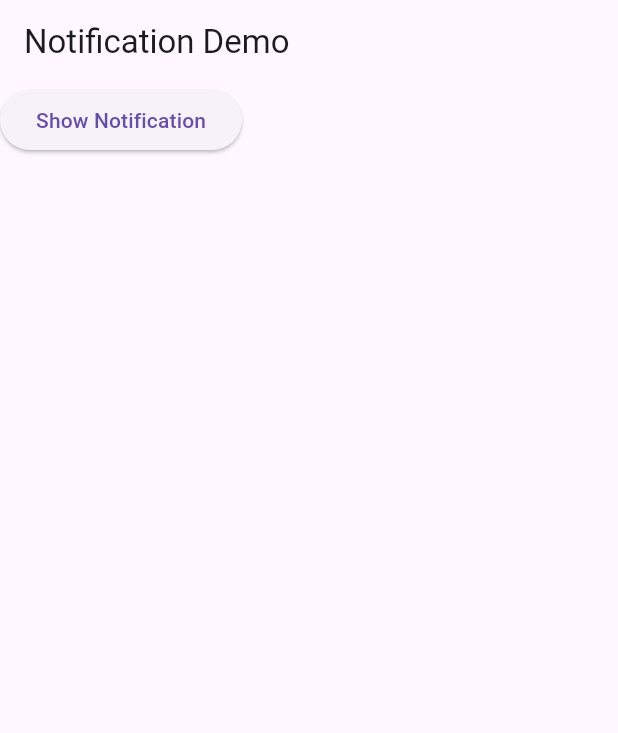
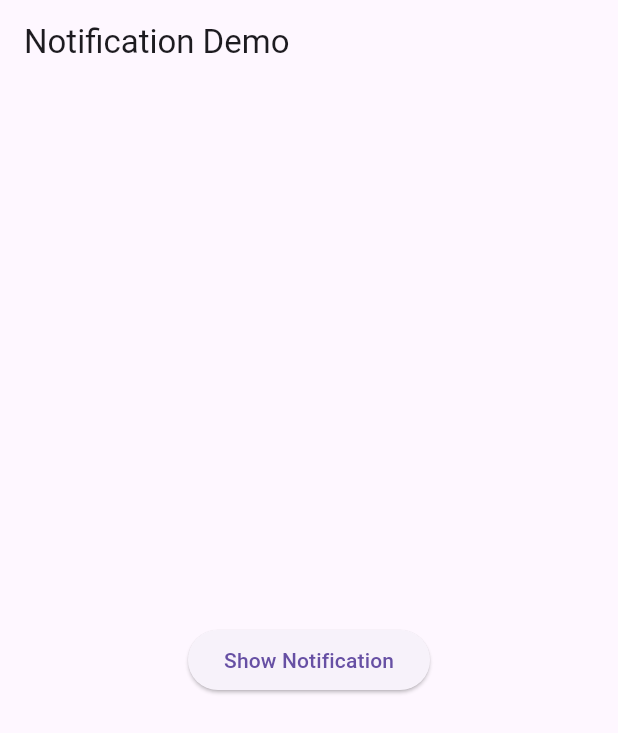
Before and after one commit to jay-simformsolutions/local_notification_demo, a Flutter app: the screen it shows after launch, after a tap on "Show Notification", on a phone screen of 412 x 824 dp. Shown: the top 733 px of the screen. Run offline on Flutter 3.47's test engine with Material 3 defaults, Android fonts, the phone set to English and light mode, and no system bars; our stand-ins replace flutter_local_notifications.

Commit message:
♻️ Android notification setup

```diff
--- a/lib/pages/home_page.dart
+++ b/lib/pages/home_page.dart
@@ -11,10 +11,13 @@ class MyHomePage extends StatelessWidget {
         title: const Text('Notification Demo'),
       ),
       body: Column(
+        mainAxisAlignment: MainAxisAlignment.center,
         children: [
-          ElevatedButton(onPressed: (){
-            NotificationService().showNotification(title: 'Sample Notification', body: 'It works fine');
-          }, child: const Text('Show Notification'))
+          Center(
+            child: ElevatedButton(onPressed: (){
+              NotificationService().showNotification(title: 'Sample Notification', body: 'It works fine');
+            }, child: const Text('Show Notification')),
+          )
         ],
       ),
     );
--- a/lib/services/notification_services.dart
+++ b/lib/services/notification_services.dart
@@ -6,7 +6,7 @@ class NotificationService {
 
   Future<void> initNotification() async {
     AndroidInitializationSettings initializationSettingsAndroid =
-    const AndroidInitializationSettings('flutter_logo');
+    const AndroidInitializationSettings('@drawable/flutter_logo');
 
     var initializationSettingsIOS = DarwinInitializationSettings(
         requestAlertPermission: true,
@@ -25,7 +25,7 @@ class NotificationService {
   notificationDetails() {
     return const NotificationDetails(
         android: AndroidNotificationDetails('channelId', 'channelName',
-            importance: Importance.max),
+            importance: Importance.max,icon: '@drawable/flutter_logo'),
         iOS: DarwinNotificationDetails());
   }
 
```
Also changed, not shown: 2 other files.
